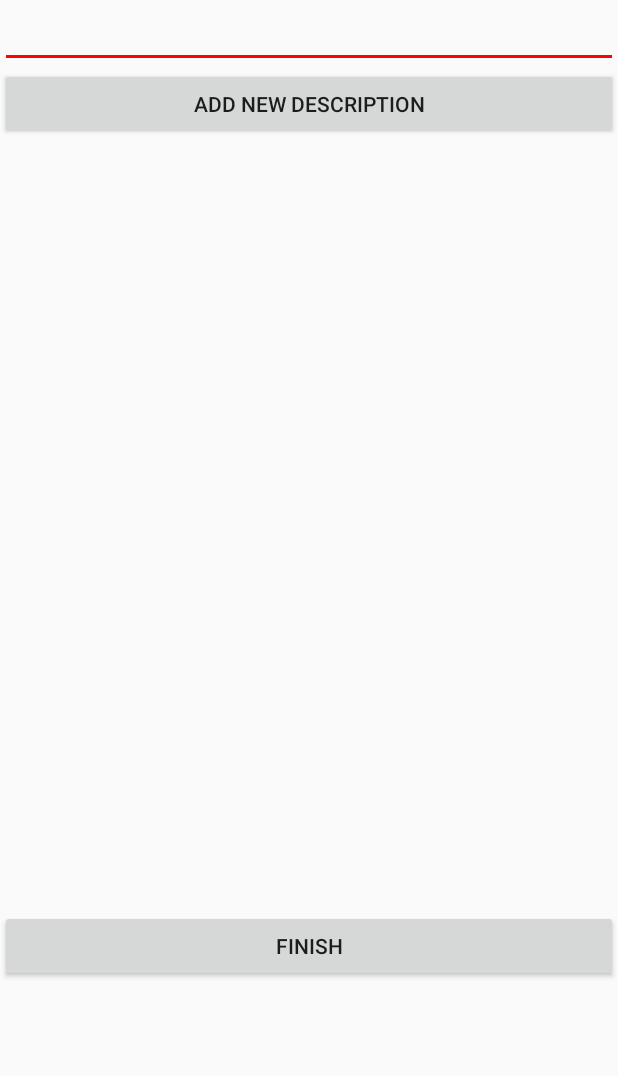
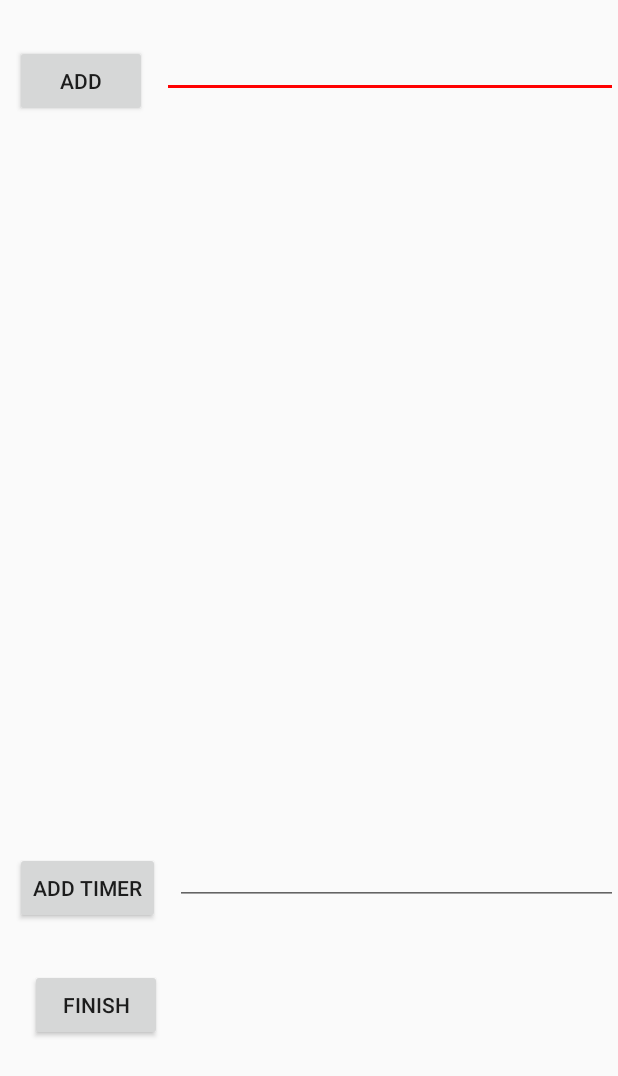
Before and after one commit to lirshindalman/FinalProjectApplication-AvivLir, an Android app: the AddDescriptionActivity screen opened directly, with no data from a screen before it, on a phone screen of 412 x 824 dp. Shown: the top 1076 px of the screen. Run offline under Robolectric (Android 15) with nearby library versions, the phone set to English and light mode, and no system bars; our stand-ins replace Firebase (no records; nobody signed in at launch, a user with empty details on screens opened directly).

Commit message:
add description activity

```diff
--- a/app/src/main/java/com/example/recipeapp/MyAdapter.java
+++ b/app/src/main/java/com/example/recipeapp/MyAdapter.java
@@ -62,6 +62,8 @@ public class MyAdapter extends RecyclerView.Adapter<FoodViewHolder>{
                 intent.putExtra("RecipeName",myFoodList.get(foodViewHolder.getAdapterPosition()).getItemName());
                 //intent.putExtra("price",myFoodList.get(foodViewHolder.getAdapterPosition()).getItemPrice());
                 intent.putExtra("keyValue",myFoodList.get(foodViewHolder.getAdapterPosition()).getKey());
+                intent.putExtra("list",myFoodList.get(foodViewHolder.getAdapterPosition()).getIngredient());
+
                 mContext.startActivity(intent);
 
 
--- a/app/src/main/res/layout/activity_add_description.xml
+++ b/app/src/main/res/layout/activity_add_description.xml
@@ -6,28 +6,66 @@
     android:layout_width="match_parent"
     android:layout_height="wrap_content" >
 
-    <EditText
-        android:id="@+id/descriptionText"
+    <LinearLayout
         android:layout_width="match_parent"
         android:layout_height="wrap_content"
-        ></EditText>
+        android:layout_centerHorizontal="true"
+        android:layout_marginTop="20dp"
+        android:orientation="horizontal">
 
-    <Button
-        android:id="@+id/addBtn"
-        android:text="Add New Description"
-        android:layout_width="fill_parent"
-        android:layout_height="wrap_content"
-        android:onClick="addItems"/>
+
+        <Button
+            android:id="@+id/addBtn"
+            android:text="Add"
+            android:layout_width="wrap_content"
+            android:layout_height="wrap_content"
+            android:layout_margin="10dp"
+            android:onClick="addItems"/>
+
+        <EditText
+            android:id="@+id/descriptionText"
+            android:layout_width="match_parent"
+            android:layout_height="wrap_content"
+            android:layout_weight="1"
+            ></EditText>
+
+    </LinearLayout>
 
     <ListView
         android:id="@android:id/list"
         android:layout_width="fill_parent"
-        android:layout_height="513dp"
+        android:layout_height="450dp"
         android:drawSelectorOnTop="false" />
+
+
+    <LinearLayout
+        android:layout_width="match_parent"
+        android:layout_height="wrap_content"
+        android:layout_centerHorizontal="true"
+        android:layout_marginTop="20dp"
+        android:orientation="horizontal">
+
+
+        <Button
+            android:text="Add Timer"
+            android:layout_width="wrap_content"
+            android:layout_height="wrap_content"
+            android:layout_margin="10dp"
+            android:onClick="addTimer"/>
+
+        <EditText
+            android:id="@+id/timerText"
+            android:layout_width="match_parent"
+            android:layout_height="wrap_content"
+            android:layout_weight="1"
+            ></EditText>
+
+    </LinearLayout>
     <Button
         android:text="finish"
-        android:layout_width="match_parent"
+        android:layout_width="wrap_content"
         android:layout_height="wrap_content"
+        android:layout_margin="20dp"
         android:onClick="finishBtn"/>
 
 </LinearLayout>
--- a/app/src/main/res/layout/activity_add_ingredient.xml
+++ b/app/src/main/res/layout/activity_add_ingredient.xml
@@ -44,7 +44,7 @@
         android:text="next"
         android:layout_width="wrap_content"
         android:layout_height="wrap_content"
-        android:layout_margin="10dp"
+        android:layout_margin="20dp"
         android:onClick="nextBtn"/>
 
 </LinearLayout>
```
Also changed, not shown: app/src/main/java/com/example/recipeapp/DetailActivity.java (+26 -8 lines), app/src/main/res/layout/activity_detail.xml (+7 -21 lines).
